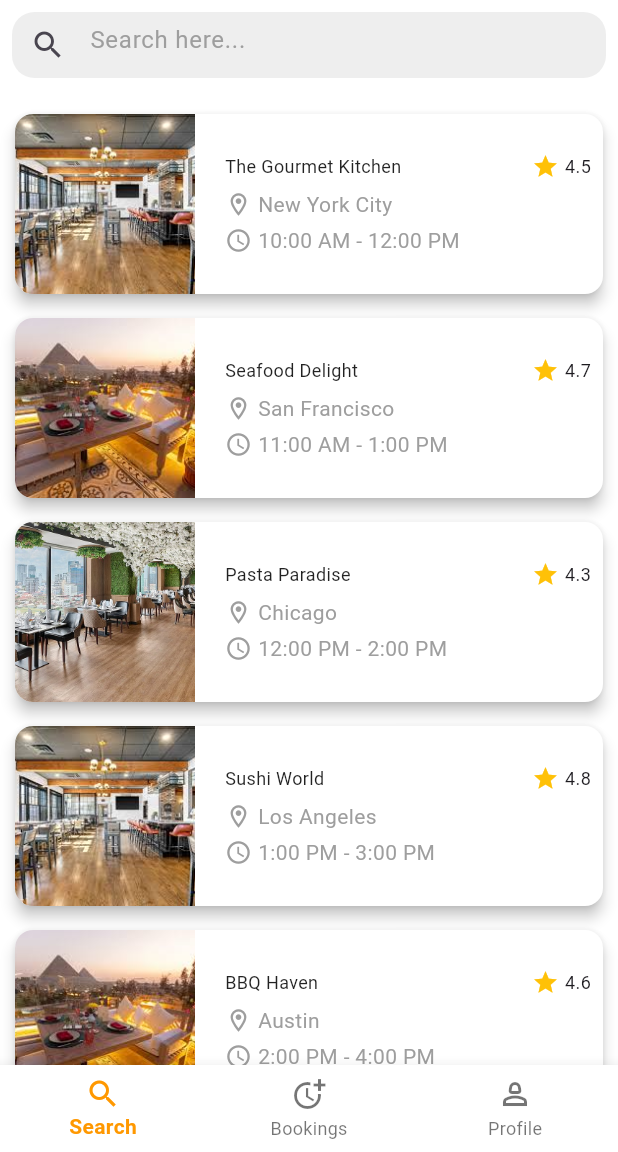
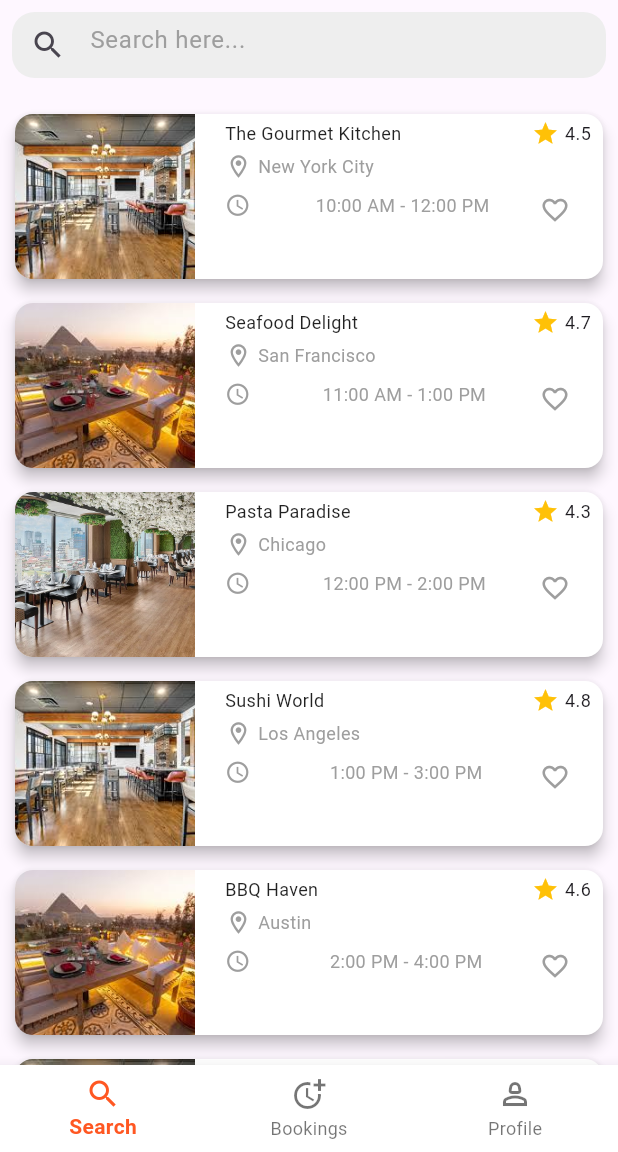
Before and after one commit to Nabawyi/TableNgo, a Flutter app: the screen it shows after launch, on a phone screen of 412 x 824 dp, the part 84-1236 px from its top. Run offline on Flutter 3.47's test engine with Material 3 defaults, Android fonts, the phone set to English and light mode, and no system bars.

Commit message:
add fev button

```diff
--- a/lib/Screens/Bottom_Nav.dart
+++ b/lib/Screens/Bottom_Nav.dart
@@ -1,5 +1,6 @@
 import 'package:flutter/material.dart';
 import 'package:tablengo/Screens/Home_page.dart';
+import 'package:tablengo/Screens/Profile_page.dart';
 
 class BottomNavExample extends StatefulWidget {
   const BottomNavExample({super.key});
@@ -14,9 +15,9 @@ class _BottomNavExampleState extends State<BottomNavExample> {
 
   // Pages in your navigation bar
   final List<Widget> _pages = const [
-    SearchPage(), // ✅ Home page (restaurants list)
+    SearchPage(),
     Center(child: Text("Bookings Page", style: TextStyle(fontSize: 24))),
-    Center(child: Text("Profile Page", style: TextStyle(fontSize: 24))),
+    ProfileScreen(),
   ];
 
   @override
@@ -24,8 +25,8 @@ class _BottomNavExampleState extends State<BottomNavExample> {
     return Scaffold(
       body: _pages[_currentIndex], // Show selected page
       bottomNavigationBar: BottomNavigationBar(
-        selectedItemColor: Colors.orange,
-        selectedLabelStyle: TextStyle(fontWeight: FontWeight.bold,color: Colors.orange[800]),
+        selectedItemColor: Colors.deepOrange,
+        selectedLabelStyle: TextStyle(fontWeight: FontWeight.bold,color: Colors.deepOrange[800]),
         backgroundColor: Colors.white,
         currentIndex: _currentIndex,
         onTap: (index) {
--- a/lib/Screens/Home_page.dart
+++ b/lib/Screens/Home_page.dart
@@ -1,4 +1,6 @@
 // ignore: file_names
+// ignore_for_file: unused_import
+
 import 'package:flutter/material.dart';
 import 'package:tablengo/WedgetsC/filter_search_bar.dart';
 import 'package:tablengo/WedgetsC/search_bar.dart';
@@ -12,6 +14,8 @@ class SearchPage extends StatefulWidget {
 }
 
 class _SearchPageState extends State<SearchPage> {
+  List<bool> favorites = List.generate(resturants.length, (index) => false);
+
   @override
   Widget build(BuildContext context) {
     return Scaffold(
@@ -38,7 +42,6 @@ class _SearchPageState extends State<SearchPage> {
           },
         ),
       ),
-
       drawer: Drawer(
         child: ListView(
           padding: EdgeInsets.zero,
@@ -59,7 +62,7 @@ class _SearchPageState extends State<SearchPage> {
           ],
         ),
       ),
-      backgroundColor: Colors.white,
+      // ... (rest of your Scaffold code)
       body: Column(
         children: [
           searchBar(),
@@ -67,10 +70,9 @@ class _SearchPageState extends State<SearchPage> {
           Expanded(
             child: ListView.builder(
               padding: const EdgeInsets.all(8),
-              itemCount:
-                  resturants.length, // +3 for search, filter, and spacing
+              itemCount: resturants.length,
               itemBuilder: (context, index) {
-                return cardCustom(resturants[index]);
+                return cardCustom(resturants[index], index);
               },
             ),
           ),
@@ -78,18 +80,18 @@ class _SearchPageState extends State<SearchPage> {
       ),
     );
   }
-}
 
-Widget cardCustom(ResturantData restaurant) {
+  Widget cardCustom(ResturantData restaurant, int index) {
     return InkWell(
       child: Card(
         color: Colors.white,
         elevation: 4,
         shape: RoundedRectangleBorder(borderRadius: BorderRadius.circular(12)),
         margin: const EdgeInsets.symmetric(vertical: 8, horizontal: 2),
+        child: Container(
+          height: 110,
           child: Row(
             children: [
-          // Image on the left side
               ClipRRect(
                 borderRadius: const BorderRadius.only(
                   topLeft: Radius.circular(12),
@@ -98,19 +100,20 @@ Widget cardCustom(ResturantData restaurant) {
                 child: Image.asset(
                   restaurant.image,
                   width: 120,
-              height: 120,
+                  height: 110,
                   fit: BoxFit.cover,
                 ),
               ),
               const SizedBox(width: 12),
-          // Card Content
               Expanded(
                 child: Padding(
-              padding: const EdgeInsets.symmetric(horizontal: 8, vertical: 10),
+                  padding: const EdgeInsets.symmetric(
+                    horizontal: 8,
+                    vertical: 4,
+                  ),
                   child: Column(
                     crossAxisAlignment: CrossAxisAlignment.start,
                     children: [
-                  // Title Row
                       Row(
                         mainAxisAlignment: MainAxisAlignment.spaceBetween,
                         children: [
@@ -124,7 +127,11 @@ Widget cardCustom(ResturantData restaurant) {
                           ),
                           Row(
                             children: [
-                          const Icon(Icons.star, color: Colors.amber, size: 18),
+                              const Icon(
+                                Icons.star,
+                                color: Colors.amber,
+                                size: 18,
+                              ),
                               const SizedBox(width: 4),
                               Text(
                                 restaurant.rating.toString(),
@@ -137,8 +144,7 @@ Widget cardCustom(ResturantData restaurant) {
                           ),
                         ],
                       ),
-                  const SizedBox(height: 6),
-                  // Location Row
+                      const SizedBox(height: 4),
                       Row(
                         children: [
                           const Icon(
@@ -147,36 +153,52 @@ Widget cardCustom(ResturantData restaurant) {
                             size: 18,
                           ),
                           const SizedBox(width: 4),
-                      Expanded(
-                        child: Text(
+                          Text(
                             restaurant.location,
                             style: const TextStyle(
-                            fontSize: 14,
+                              fontSize: 12,
                               color: Colors.grey,
-                          ),
-                          overflow: TextOverflow.ellipsis,
                             ),
                           ),
                         ],
                       ),
-                  const SizedBox(height: 4),
-                  // Time Row
-                  Row(
+                      const SizedBox(height: 2),
+                      Container(
+                        height: 30,
+                        child: Row(
+                          mainAxisAlignment: MainAxisAlignment.spaceBetween,
                           children: [
                             const Icon(
                               Icons.access_time,
                               color: Colors.grey,
-                        size: 18,
+                              size: 17,
                             ),
                             const SizedBox(width: 4),
                             Text(
                               restaurant.time,
                               style: const TextStyle(
-                          fontSize: 14,
+                                fontSize: 12,
                                 color: Colors.grey,
                               ),
                             ),
+                            IconButton(
+                              onPressed: () {
+                                setState(() {
+                                  favorites[index] = !favorites[index];
+                                });
+                              },
+                              icon: Icon(
+                                favorites[index]
+                                    ? Icons.favorite
+                                    : Icons.favorite_border,
+                                color: favorites[index]
+                                    ? Colors.red
+                                    : Colors.grey,
+                                size: 20,
+                              ),
+                            ),
                           ],
+                        ),
                       ),
                     ],
                   ),
@@ -185,5 +207,7 @@ Widget cardCustom(ResturantData restaurant) {
             ],
           ),
         ),
+      ),
     );
   }
+}
```
Also changed, not shown: lib/Screens/Profile_page.dart (+55 -0 lines). Lines whose indentation alone changed are shown as unchanged.
